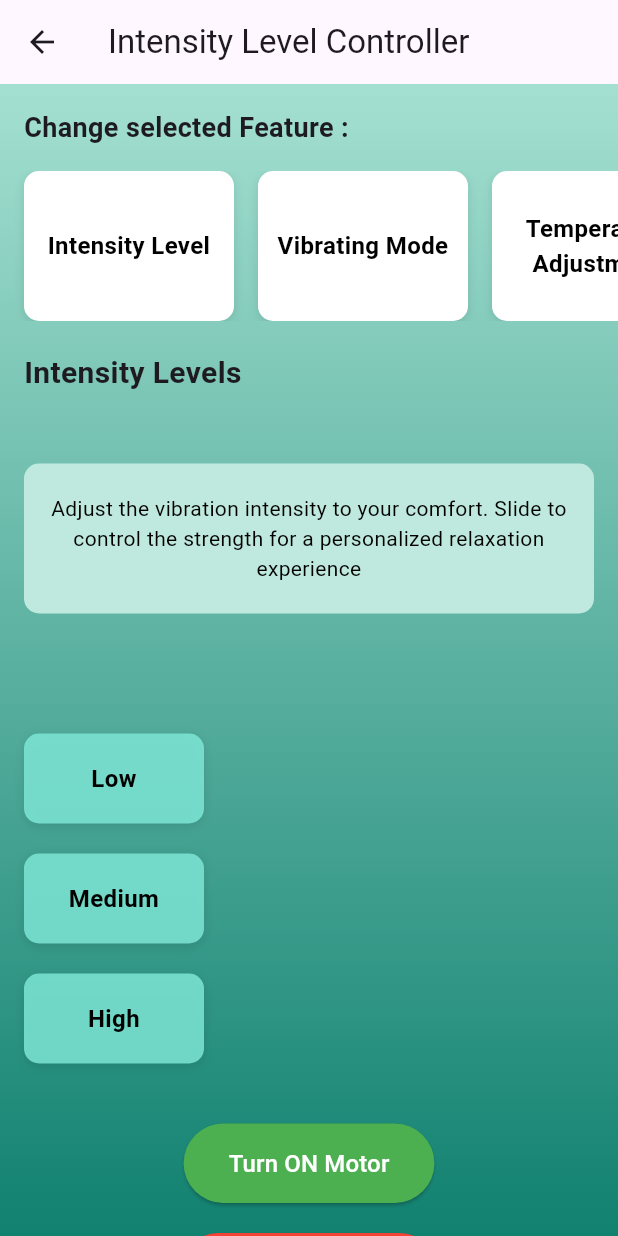
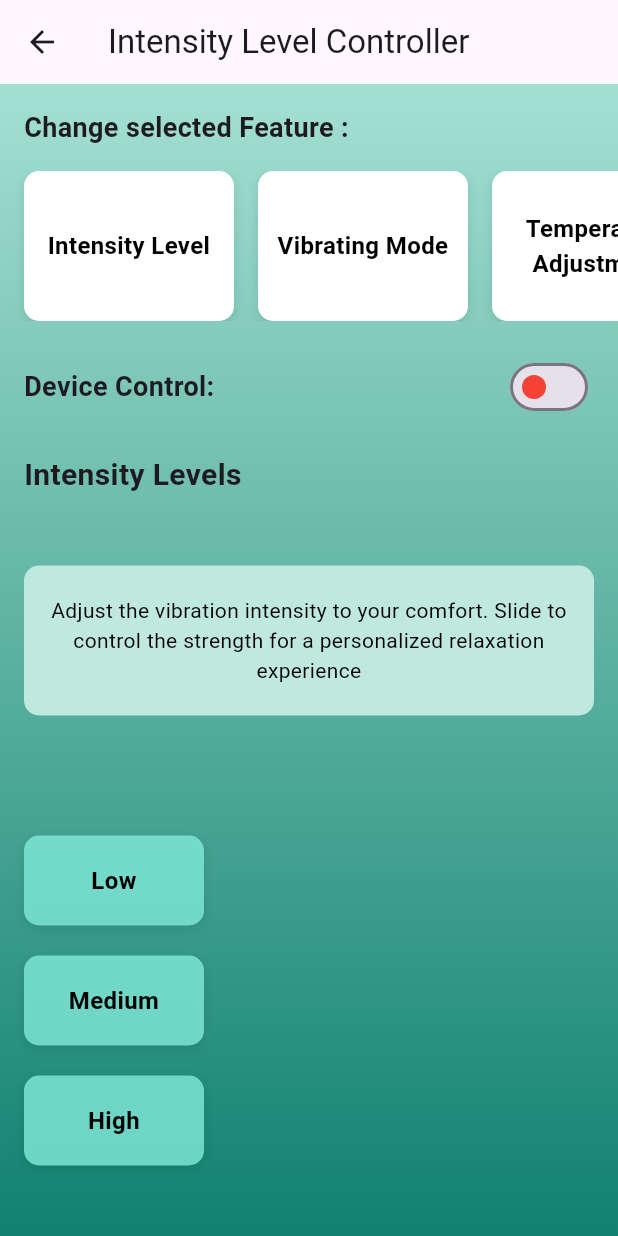
Before and after one commit to RamikaDalpathadu/branchpractice, a Flutter app: the IntensityPage screen opened directly, on a phone screen of 412 x 824 dp. Run offline on Flutter 3.47's test engine with Material 3 defaults, Android fonts, the phone set to English and light mode, and no system bars; our stand-ins replace audioplayers, image_picker, just_audio.

Commit message:
connected to device

```diff
--- a/lib/main.dart
+++ b/lib/main.dart
@@ -1,9 +1,7 @@
 import 'package:flutter/material.dart';
 import 'package:triease_app/pages/home_page.dart'; // Import the HomePage
 
-void main() {
-  runApp(const TrieaseApp());
-}
+void main() => runApp(const TrieaseApp());
 
 class TrieaseApp extends StatelessWidget {
   const TrieaseApp({super.key});
@@ -12,7 +10,7 @@ class TrieaseApp extends StatelessWidget {
   Widget build(BuildContext context) {
     return MaterialApp(
       debugShowCheckedModeBanner: false,
-      title: 'Triease App',
+      title: 'TriEase App',
       theme: ThemeData(primarySwatch: Colors.teal),
       home: const HomePage(), // Set HomePage as the initial screen
     );
--- a/lib/pages/intensity_page.dart
+++ b/lib/pages/intensity_page.dart
@@ -1,17 +1,42 @@
 import 'package:flutter/material.dart';
 import 'package:http/http.dart' as http;
-import 'package:firebase_database/firebase_database.dart';
 
-// Firebase Realtime Database reference
-final databaseRef = FirebaseDatabase.instance.ref();
+class IntensityPage extends StatefulWidget {
+  const IntensityPage({super.key});
 
-// Function to toggle the motor ON/OFF
-void toggleMotor(bool isOn) {
-  databaseRef.child("motor").set({"status": isOn ? "ON" : "OFF"});
+  @override
+  State<IntensityPage> createState() => _IntensityPageState();
 }
 
-class IntensityPage extends StatelessWidget {
-  const IntensityPage({super.key});
+class _IntensityPageState extends State<IntensityPage> {
+  bool isDeviceOn = false; // Track the state of the switch
+
+  // Function to toggle the device ON/OFF
+  Future<void> toggleDevice(bool isOn) async {
+    final url =
+        isOn
+            ? 'http://192.168.180.41/on' // API endpoint to turn the device ON
+            : 'http://192.168.180.41/off'; // API endpoint to turn the device OFF
+
+    try {
+      final response = await http.get(Uri.parse(url));
+      if (response.statusCode == 200) {
+        ScaffoldMessenger.of(context).showSnackBar(
+          SnackBar(
+            content: Text(isOn ? 'Device turned ON' : 'Device turned OFF'),
+          ),
+        );
+      } else {
+        ScaffoldMessenger.of(context).showSnackBar(
+          const SnackBar(content: Text('Failed to communicate with device')),
+        );
+      }
+    } catch (e) {
+      ScaffoldMessenger.of(context).showSnackBar(
+        const SnackBar(content: Text('Error communicating with device')),
+      );
+    }
+  }
 
   @override
   Widget build(BuildContext context) {
@@ -58,6 +83,31 @@ class IntensityPage extends StatelessWidget {
             const SizedBox(
               height: 20,
             ), // Spacing between scrollable items and title
+            // Add the switch
+            Padding(
+              padding: const EdgeInsets.symmetric(horizontal: 16.0),
+              child: Row(
+                mainAxisAlignment: MainAxisAlignment.spaceBetween,
+                children: [
+                  const Text(
+                    'Device Control:',
+                    style: TextStyle(fontSize: 18, fontWeight: FontWeight.bold),
+                  ),
+                  Switch(
+                    value: isDeviceOn,
+                    onChanged: (value) {
+                      setState(() {
+                        isDeviceOn = value;
+                      });
+                      toggleDevice(value); // Call the toggleDevice function
+                    },
+                    activeColor: Colors.green,
+                    inactiveThumbColor: Colors.red,
+                  ),
+                ],
+              ),
+            ),
+            const SizedBox(height: 20), // Spacing between switch and title
             // Title
             const Padding(
               padding: EdgeInsets.symmetric(horizontal: 16.0),
@@ -94,46 +144,6 @@ class IntensityPage extends StatelessWidget {
                   Align(
                     alignment: Alignment.centerLeft,
                     child: _buildSquareItem(context, 'High', width: 120),
-                  ),
-                  const SizedBox(height: 40.0),
-
-                  // Add the ON/OFF buttons
-                  Center(
-                    child: Column(
-                      children: [
-                        ElevatedButton(
-                          onPressed:
-                              () => toggleMotor(true), // Turn ON the motor
-                          style: ElevatedButton.styleFrom(
-                            backgroundColor: Colors.green,
-                            padding: const EdgeInsets.symmetric(
-                              horizontal: 30,
-                              vertical: 15,
-                            ),
-                          ),
-                          child: const Text(
-                            "Turn ON Motor",
-                            style: TextStyle(fontSize: 16, color: Colors.white),
-                          ),
-                        ),
-                        const SizedBox(height: 20),
-                        ElevatedButton(
-                          onPressed:
-                              () => toggleMotor(false), // Turn OFF the motor
-                          style: ElevatedButton.styleFrom(
-                            backgroundColor: Colors.red,
-                            padding: const EdgeInsets.symmetric(
-                              horizontal: 30,
-                              vertical: 15,
-                            ),
-                          ),
-                          child: const Text(
-                            "Turn OFF Motor",
-                            style: TextStyle(fontSize: 16, color: Colors.white),
-                          ),
-                        ),
-                      ],
-                    ),
                   ),
                 ],
               ),
@@ -208,20 +218,33 @@ class IntensityPage extends StatelessWidget {
   }) {
     return GestureDetector(
       onTap: () async {
+        String url = '';
         if (title == 'Low') {
-          // Send a request to the hardware device to turn on low vibration
-          final response = await http.get(
-            Uri.parse('http://192.168.8.168/low'),
-          );
+          url = 'http://192.168.180.41/low'; // API endpoint for Low intensity
+        } else if (title == 'Medium') {
+          url =
+              'http://192.168.180.41/medium'; // API endpoint for Medium intensity
+        } else if (title == 'High') {
+          url = 'http://192.168.180.41/high'; // API endpoint for High intensity
+        }
+
+        if (url.isNotEmpty) {
+          try {
+            final response = await http.get(Uri.parse(url));
             if (response.statusCode == 200) {
               ScaffoldMessenger.of(context).showSnackBar(
-              const SnackBar(content: Text('Low vibration turned ON')),
+                SnackBar(content: Text('$title intensity turned ON')),
               );
             } else {
               ScaffoldMessenger.of(context).showSnackBar(
                 const SnackBar(
                   content: Text('Failed to communicate with device'),
                 ),
+              );
+            }
+          } catch (e) {
+            ScaffoldMessenger.of(context).showSnackBar(
+              const SnackBar(content: Text('Error communicating with device')),
             );
           }
         }
```
Also changed, not shown: 1 other file. Lines whose indentation alone changed are shown as unchanged.
